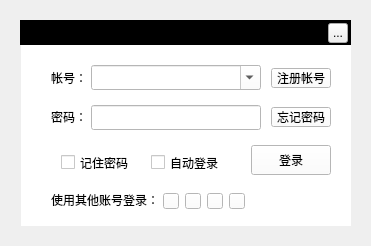
Greedysky/TTKMusicPlayer, file TTKMusicPlayer/musicUi/musicUsermanager/musicuserdialog.ui: the form before one commit.
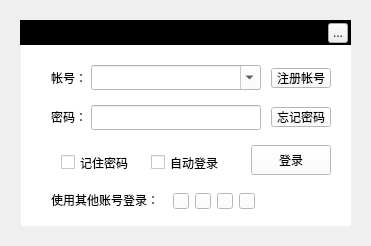
The form after the commit. Icons and pictures are not drawn. Custom widgets are drawn as their Qt base class.

The edit to the form file:
```diff
--- a/TTKMusicPlayer/musicUi/musicUsermanager/musicuserdialog.ui
+++ b/TTKMusicPlayer/musicUi/musicUsermanager/musicuserdialog.ui
@@ -172,7 +172,7 @@
       <rect>
        <x>40</x>
        <y>110</y>
-       <width>70</width>
+       <width>90</width>
        <height>15</height>
       </rect>
      </property>
@@ -185,7 +185,7 @@
       <rect>
        <x>130</x>
        <y>110</y>
-       <width>70</width>
+       <width>90</width>
        <height>15</height>
       </rect>
      </property>
@@ -211,7 +211,7 @@
       <rect>
        <x>30</x>
        <y>145</y>
-       <width>111</width>
+       <width>115</width>
        <height>20</height>
       </rect>
      </property>
@@ -222,7 +222,7 @@
     <widget class="QPushButton" name="useTencentLogin">
      <property name="geometry">
       <rect>
-       <x>142</x>
+       <x>152</x>
        <y>148</y>
        <width>16</width>
        <height>16</height>
@@ -244,7 +244,7 @@
     <widget class="QPushButton" name="useRenrenLogin">
      <property name="geometry">
       <rect>
-       <x>164</x>
+       <x>174</x>
        <y>148</y>
        <width>16</width>
        <height>16</height>
@@ -266,7 +266,7 @@
     <widget class="QPushButton" name="useWechatLogin">
      <property name="geometry">
       <rect>
-       <x>186</x>
+       <x>196</x>
        <y>148</y>
        <width>16</width>
        <height>16</height>
@@ -288,7 +288,7 @@
     <widget class="QPushButton" name="useSinaLogin">
      <property name="geometry">
       <rect>
-       <x>208</x>
+       <x>218</x>
        <y>148</y>
        <width>16</width>
        <height>16</height>
```
